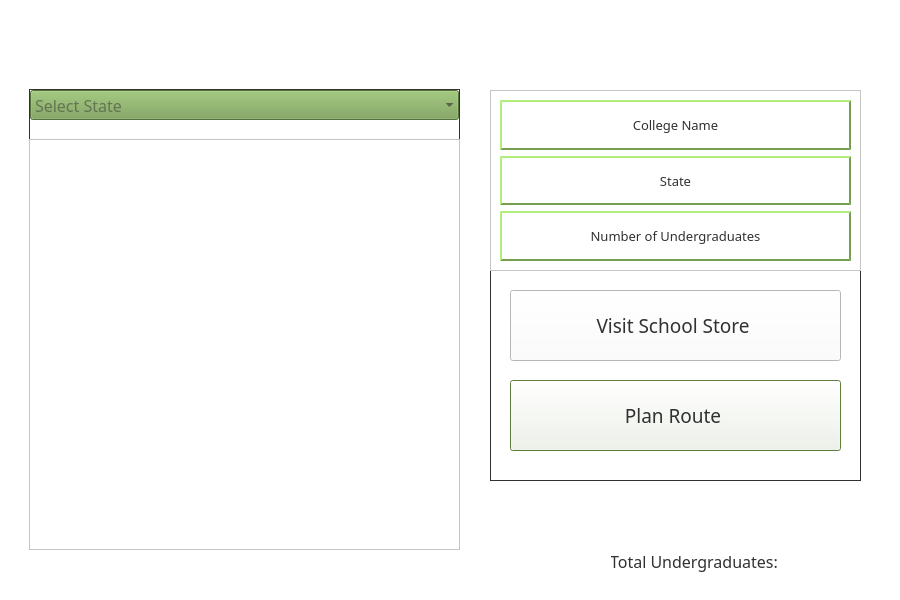
DannyCamacho/CollegeConnect, file mainwindow.ui: the form before one commit.
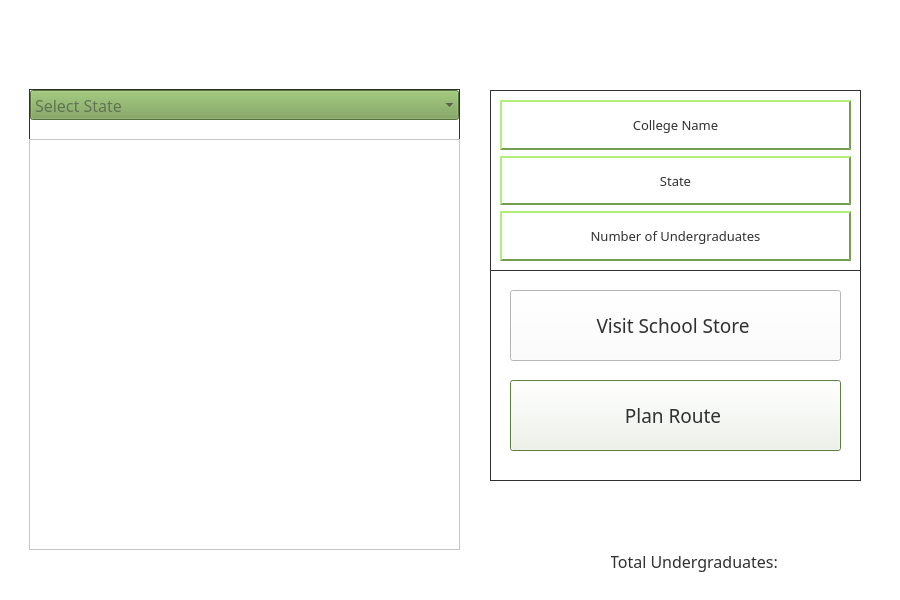
The form after the commit. Icons and pictures are not drawn.

```diff
--- a/mainwindow.ui
+++ b/mainwindow.ui
@@ -452,10 +452,10 @@
       </rect>
      </property>
      <property name="frameShape">
-      <enum>QFrame::StyledPanel</enum>
+      <enum>QFrame::Box</enum>
      </property>
      <property name="frameShadow">
-      <enum>QFrame::Raised</enum>
+      <enum>QFrame::Plain</enum>
      </property>
      <layout class="QVBoxLayout" name="verticalLayout">
       <item>
```
Left out of the diff: 12 changed lines with no effect on the pictures.
